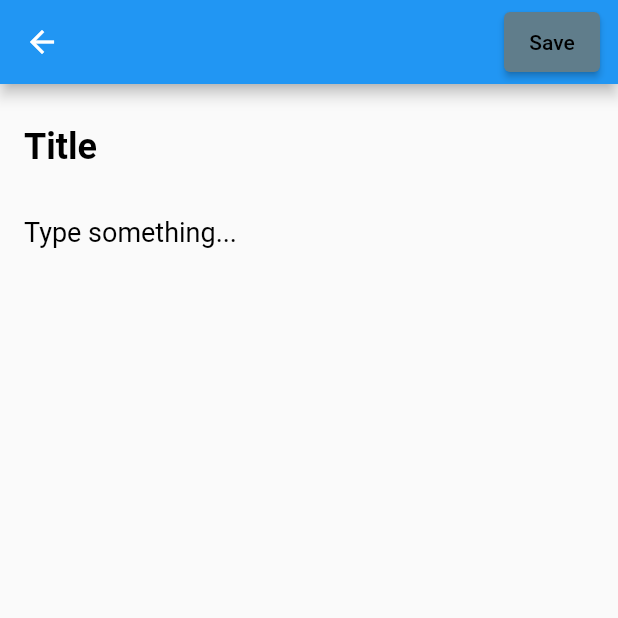
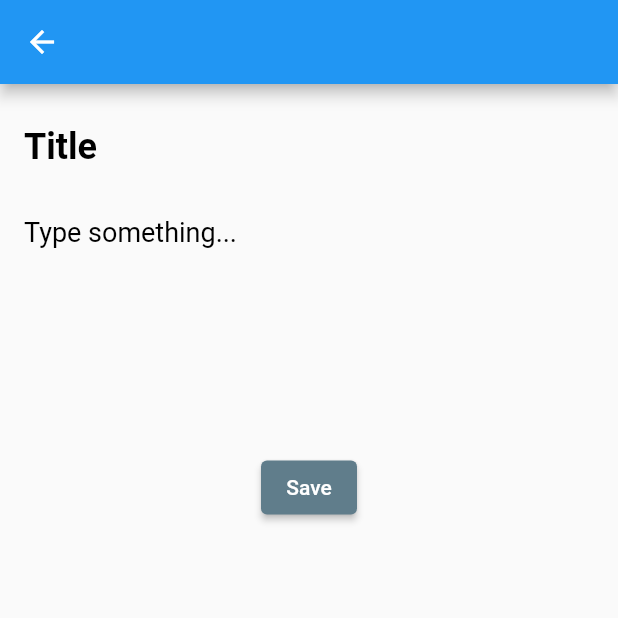
Before and after one commit to ShariyarAbeer/sqflite_crud_operations, a Flutter app: the AddEditNotePage screen opened directly, on a phone screen of 412 x 824 dp, the top half of it. Run offline on Flutter 3.47's test engine with Material 2 defaults, Android fonts, the phone set to English and light mode, and no system bars; our stand-ins replace sqflite; accounts and stored records are empty.

Commit message:
push done

```diff
--- a/lib/page/edit_note_page.dart
+++ b/lib/page/edit_note_page.dart
@@ -34,9 +34,11 @@ class _AddEditNotePageState extends State<AddEditNotePage> {
   @override
   Widget build(BuildContext context) => Scaffold(
       appBar: AppBar(
-          actions: [buildButton()],
+          //actions: [buildButton()],
           ),
-        body: Form(
+      body: Column(
+        children: [
+          Form(
             key: _formKey,
             child: NoteFormWidget(
               isImportant: isImportant,
@@ -51,7 +53,9 @@ class _AddEditNotePageState extends State<AddEditNotePage> {
                   setState(() => this.description = description),
             ),
           ),
-      );
+          buildButton(),
+        ],
+      ));
 
   Widget buildButton() {
     final isFormValid = title.isNotEmpty && description.isNotEmpty;
@@ -60,7 +64,7 @@ class _AddEditNotePageState extends State<AddEditNotePage> {
       padding: EdgeInsets.symmetric(vertical: 8, horizontal: 12),
       child: ElevatedButton(
         style: ElevatedButton.styleFrom(
-          onPrimary: Colors.black,
+          onPrimary: Colors.white,
           primary: isFormValid ? null : Colors.blueGrey,
         ),
         onPressed: addOrUpdateNote,
```
Also changed, not shown: lib/page/notes_page.dart (+4 -4 lines), lib/widget/note_card_widget.dart (+3 -10 lines). Lines whose indentation alone changed are shown as unchanged.
